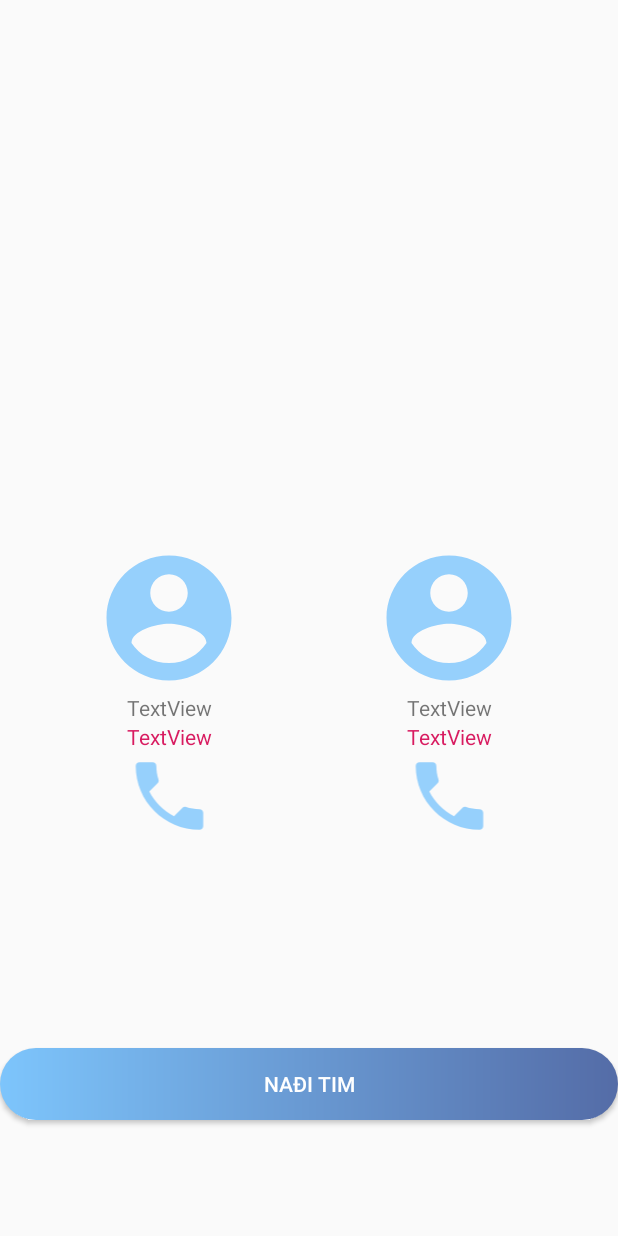
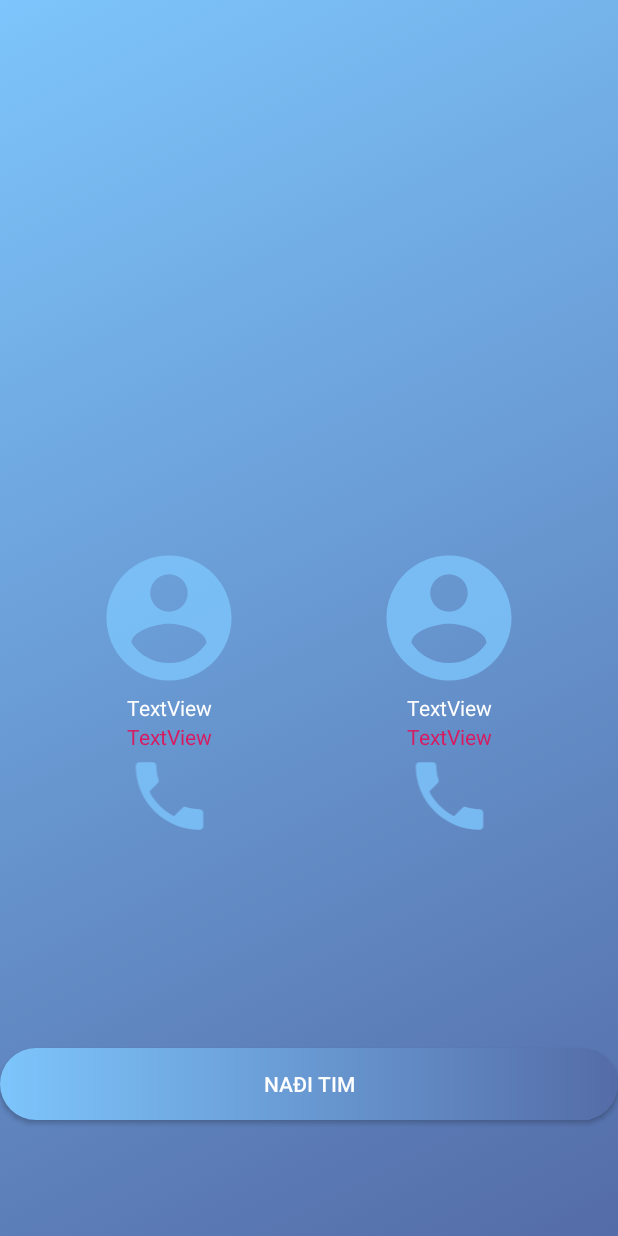
Before and after one commit to utrijezadiminje/HelpCare, an Android app: the TeamActivity screen opened directly, with no data from a screen before it, on a phone screen of 412 x 824 dp. Run offline under Robolectric (Android 15) with nearby library versions, the phone set to English and light mode, and no system bars.

Commit message:
redizajn69

```diff
--- a/app/src/main/java/com/example/helpcare/MainActivity.java
+++ b/app/src/main/java/com/example/helpcare/MainActivity.java
@@ -27,14 +27,14 @@ public class MainActivity extends AppCompatActivity {
         btn1.setOnClickListener(new View.OnClickListener() {
             @Override
             public void onClick(View view) {
-                Intent intent = new Intent(MainActivity.this,TeamActivity.class);
+                Intent intent = new Intent(MainActivity.this,UserActivity.class);
                 startActivity(intent);
             }
         });
         btn2.setOnClickListener(new View.OnClickListener() {
             @Override
             public void onClick(View view) {
-                Intent intent = new Intent(MainActivity.this,UserActivity.class);
+                Intent intent = new Intent(MainActivity.this,TeamActivity.class);
                 startActivity(intent);
             }
         });
--- a/app/src/main/res/layout/activity_password.xml
+++ b/app/src/main/res/layout/activity_password.xml
@@ -52,6 +52,8 @@
         android:layout_width="wrap_content"
         android:layout_height="wrap_content"
         android:text="PROMENI LOZINKU"
+        android:background="@drawable/dugmetaraaccent"
+        android:textColor="#FFFFFF"
         app:layout_constraintBottom_toBottomOf="parent"
         app:layout_constraintEnd_toEndOf="parent"
         app:layout_constraintStart_toStartOf="parent"
--- a/app/src/main/res/layout/activity_team.xml
+++ b/app/src/main/res/layout/activity_team.xml
@@ -4,13 +4,15 @@
     xmlns:tools="http://schemas.android.com/tools"
     android:layout_width="match_parent"
     android:layout_height="match_parent"
-    tools:context=".TeamActivity">
+    tools:context=".TeamActivity"
+    android:background="@drawable/login">
 
     <TextView
         android:id="@+id/twTim1"
         android:layout_width="wrap_content"
         android:layout_height="wrap_content"
         android:text="TextView"
+        android:textColor="#FFFFFF"
         app:layout_constraintBottom_toTopOf="@+id/btnUI"
         app:layout_constraintEnd_toEndOf="@+id/imageView2"
         app:layout_constraintStart_toStartOf="@+id/imageView2"
@@ -23,6 +25,7 @@
         android:layout_width="wrap_content"
         android:layout_height="wrap_content"
         android:text="TextView"
+        android:textColor="#FFFFFF"
         app:layout_constraintBottom_toTopOf="@+id/btnUI"
         app:layout_constraintEnd_toEndOf="@+id/imageView3"
         app:layout_constraintStart_toStartOf="@+id/imageView3"
```
